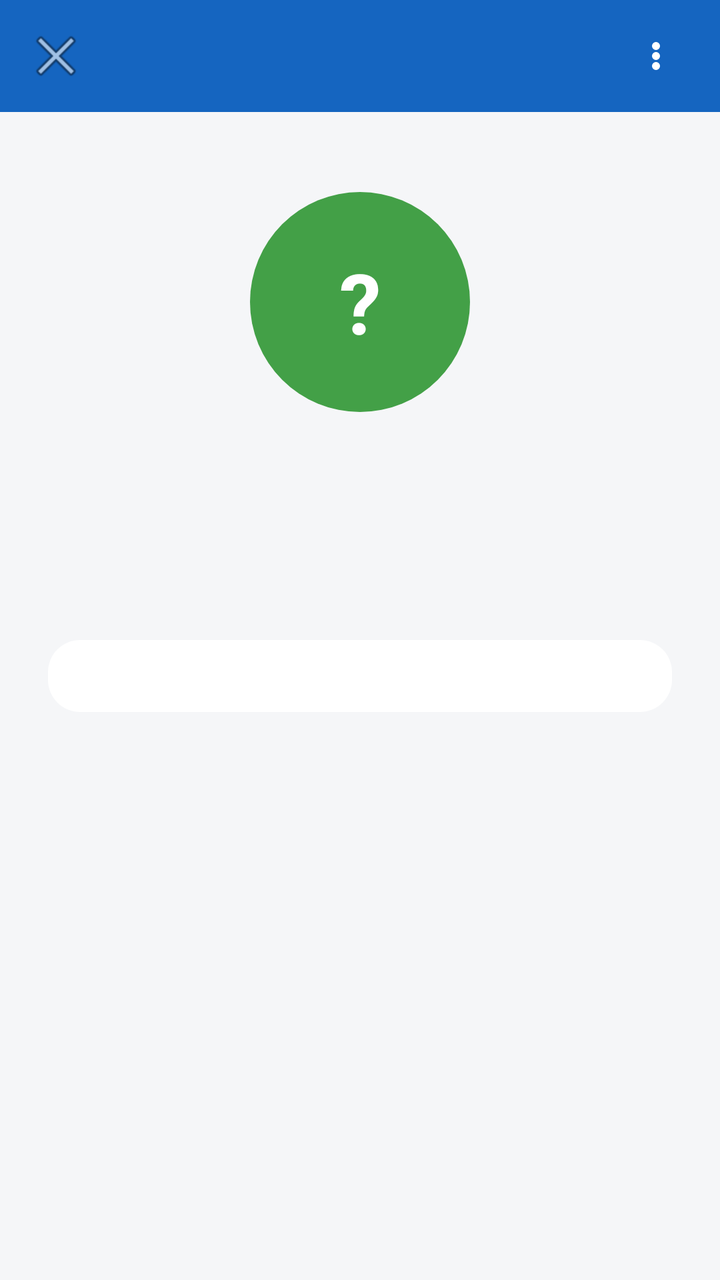
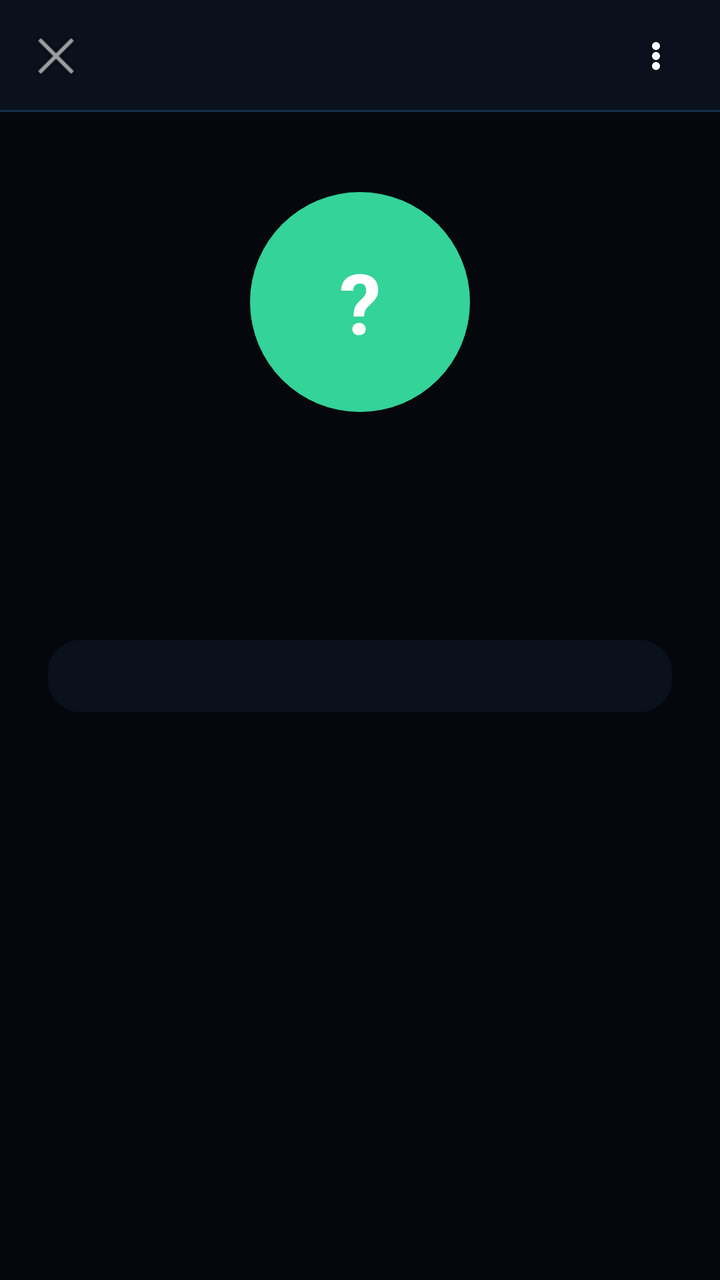

The first picture is an Android layout as it rendered before a commit; the second is the same layout after the commit. The layout source and the unified diff follow.
<!-- AndroidManifest.xml: activity theme Theme.GestioneChiamate -->
<!-- res/layout/activity_contatto_dettaglio.xml -->
<?xml version="1.0" encoding="utf-8"?>
<LinearLayout xmlns:android="http://schemas.android.com/apk/res/android"
    xmlns:app="http://schemas.android.com/apk/res-auto"
    android:layout_width="match_parent"
    android:layout_height="match_parent"
    android:orientation="vertical"
    android:background="@color/background">

    <androidx.appcompat.widget.Toolbar
        android:id="@+id/toolbar"
        android:layout_width="match_parent"
        android:layout_height="?attr/actionBarSize"
        android:background="@color/primary"
        app:navigationIcon="@android:drawable/ic_menu_close_clear_cancel"
        app:titleTextColor="@color/white">

        <ImageButton
            android:id="@+id/btnAzioni"
            android:layout_width="48dp"
            android:layout_height="48dp"
            android:layout_gravity="end|center_vertical"
            android:layout_marginEnd="8dp"
            android:background="?attr/selectableItemBackgroundBorderless"
            android:src="@drawable/ic_altro"
            android:contentDescription="Azioni contatto"
            android:tint="@color/white" />

    </androidx.appcompat.widget.Toolbar>

    <ScrollView
        android:layout_width="match_parent"
        android:layout_height="match_parent">

        <LinearLayout
            android:layout_width="match_parent"
            android:layout_height="wrap_content"
            android:orientation="vertical"
            android:gravity="center_horizontal"
            android:padding="24dp">

            <TextView
                android:id="@+id/txtIniziale"
                android:layout_width="110dp"
                android:layout_height="110dp"
                android:layout_marginTop="16dp"
                android:background="@drawable/bg_circle_call"
                android:gravity="center"
                android:textColor="@color/white"
                android:textSize="42sp"
                android:textStyle="bold"
                android:text="?" />

            <TextView
                android:id="@+id/txtNome"
                android:layout_width="match_parent"
                android:layout_height="wrap_content"
                android:layout_marginTop="20dp"
                android:gravity="center"
                android:textColor="@color/text_primary"
                android:textSize="24sp"
                android:textStyle="bold" />

            <TextView
                android:id="@+id/txtNumero"
                android:layout_width="match_parent"
                android:layout_height="wrap_content"
                android:layout_marginTop="4dp"
                android:gravity="center"
                android:textColor="@color/text_secondary"
                android:textSize="16sp" />

            <LinearLayout
                android:layout_width="match_parent"
                android:layout_height="wrap_content"
                android:layout_marginTop="36dp"
                android:orientation="vertical"
                android:background="@drawable/bg_favorite_slot"
                android:padding="18dp">

                <LinearLayout
                    android:id="@+id/contenitoreNumeri"
                    android:layout_width="match_parent"
                    android:layout_height="wrap_content"
                    android:orientation="vertical" />

            </LinearLayout>

        </LinearLayout>

    </ScrollView>

</LinearLayout>
<!-- resources referenced by this layout -->
<resources>
  <color name="background">#F5F6F8</color>
  <color name="primary">#1565C0</color>
  <color name="text_primary">#1B1B1B</color>
  <color name="text_secondary">#6B6B6B</color>
  <color name="white">#FFFFFF</color>
  <!-- drawable bg_circle_call (drawable) -->
  <shape xmlns:android="http://schemas.android.com/apk/res/android"
      android:shape="oval">
      <solid android:color="@color/accent" />
  </shape>
  <!-- drawable bg_favorite_slot (drawable) -->
  <shape xmlns:android="http://schemas.android.com/apk/res/android"
      android:shape="rectangle">
      <corners android:radius="16dp" />
      <solid android:color="@color/card" />
  </shape>
  <!-- drawable ic_altro (drawable) -->
  <vector xmlns:android="http://schemas.android.com/apk/res/android"
      android:width="24dp"
      android:height="24dp"
      android:viewportWidth="24"
      android:viewportHeight="24">
      <path android:fillColor="#FFFFFF" android:pathData="M12,7m-2,0a2,2 0,1 1,4 0a2,2 0,1 1,-4 0" />
      <path android:fillColor="#FFFFFF" android:pathData="M12,12m-2,0a2,2 0,1 1,4 0a2,2 0,1 1,-4 0" />
      <path android:fillColor="#FFFFFF" android:pathData="M12,17m-2,0a2,2 0,1 1,4 0a2,2 0,1 1,-4 0" />
  </vector>
  <style name="Theme.GestioneChiamate" parent="Theme.MaterialComponents.DayNight.NoActionBar">
          <item name="colorPrimary">@color/primary</item>
          <item name="colorPrimaryDark">@color/primary_dark</item>
          <item name="colorAccent">@color/accent</item>
          <item name="android:windowBackground">@color/background</item>
      </style>
  <color name="accent">#43A047</color>
  <color name="card">#FFFFFF</color>
  <color name="primary_dark">#0D47A1</color>
</resources>

<!-- the commit's change to res/layout/activity_contatto_dettaglio.xml (unified diff, before → after) -->
@@ -10,9 +10,9 @@
         android:id="@+id/toolbar"
         android:layout_width="match_parent"
         android:layout_height="?attr/actionBarSize"
-        android:background="@color/primary"
+        android:background="@drawable/bg_toolbar_futuro"
         app:navigationIcon="@android:drawable/ic_menu_close_clear_cancel"
-        app:titleTextColor="@color/white">
+        app:titleTextColor="@color/primary">
 
         <ImageButton
             android:id="@+id/btnAzioni"
<!-- resource entries referenced after the edit -->
@@ -1,9 +1,9 @@
 <!-- resources referenced by this layout -->
 <resources>
-  <color name="background">#F5F6F8</color>
-  <color name="primary">#1565C0</color>
-  <color name="text_primary">#1B1B1B</color>
-  <color name="text_secondary">#6B6B6B</color>
+  <color name="background">#05070D</color>
+  <color name="primary">#22D3EE</color>
+  <color name="text_primary">#E6F7FF</color>
+  <color name="text_secondary">#7FA6C4</color>
   <color name="white">#FFFFFF</color>
   <!-- drawable bg_circle_call (drawable) -->
   <shape xmlns:android="http://schemas.android.com/apk/res/android"
@@ -16,6 +16,21 @@
       <corners android:radius="16dp" />
       <solid android:color="@color/card" />
   </shape>
+  <!-- drawable bg_toolbar_futuro (drawable) -->
+  <?xml version="1.0" encoding="utf-8"?>
+  <layer-list xmlns:android="http://schemas.android.com/apk/res/android">
+      <item>
+          <shape android:shape="rectangle">
+              <solid android:color="@color/card" />
+          </shape>
+      </item>
+      <item android:gravity="bottom">
+          <shape android:shape="rectangle">
+              <size android:height="1dp" />
+              <solid android:color="@color/border" />
+          </shape>
+      </item>
+  </layer-list>
   <!-- drawable ic_altro (drawable) -->
   <vector xmlns:android="http://schemas.android.com/apk/res/android"
       android:width="24dp"
@@ -32,8 +47,9 @@
           <item name="colorAccent">@color/accent</item>
           <item name="android:windowBackground">@color/background</item>
       </style>
-  <color name="accent">#43A047</color>
-  <color name="card">#FFFFFF</color>
-  <color name="primary_dark">#0D47A1</color>
+  <color name="accent">#34D399</color>
+  <color name="card">#0A111C</color>
+  <color name="border">#12304A</color>
+  <color name="primary_dark">#05070D</color>
 </resources>
 
